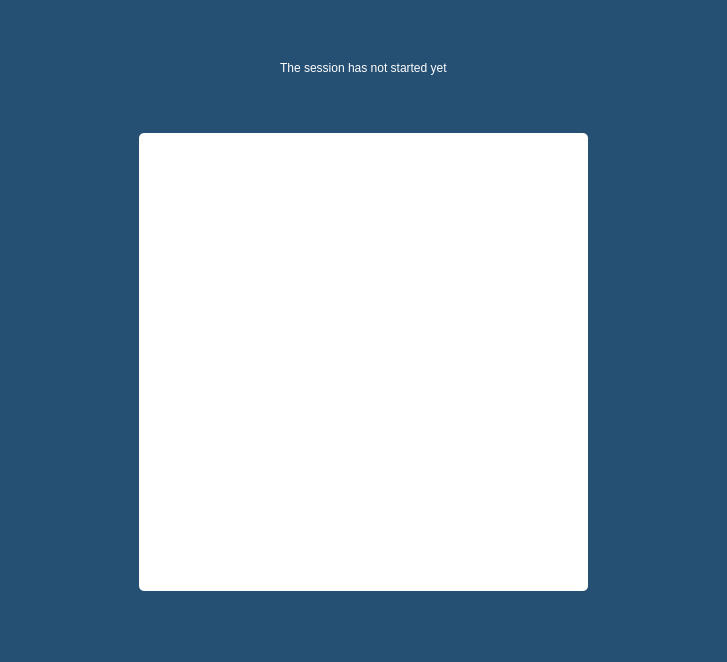
First picture: the form in UI/patient_screen.ui, repository Sherif-2001/BCI-Graduation-Project, before the edit.
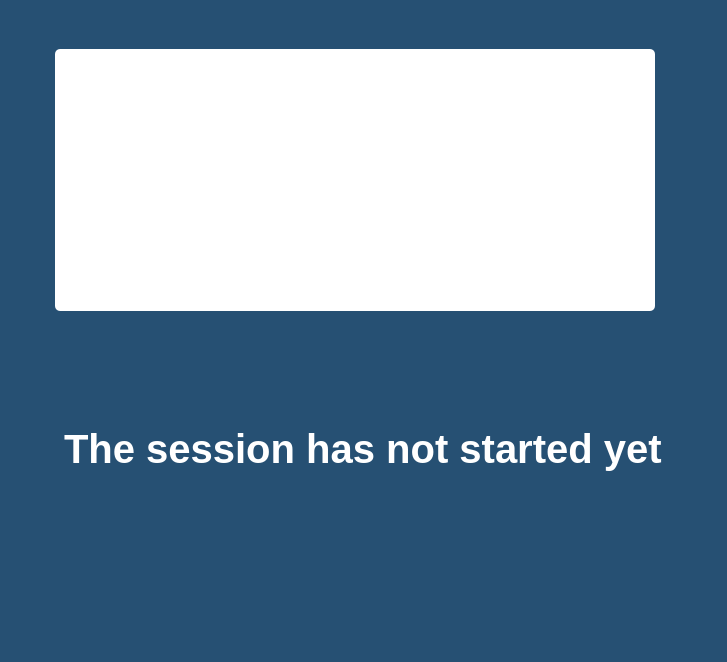
Second picture: the form after the edit.

The edit to the form file:
```diff
--- a/UI/patient_screen.ui
+++ b/UI/patient_screen.ui
@@ -18,41 +18,100 @@
   </property>
   <widget class="QWidget" name="centralwidget">
    <layout class="QGridLayout" name="gridLayout">
-    <item row="0" column="1">
-     <spacer name="verticalSpacer_3">
+    <item row="5" column="1">
+     <spacer name="verticalSpacer">
       <property name="orientation">
        <enum>Qt::Vertical</enum>
       </property>
       <property name="sizeHint" stdset="0">
        <size>
         <width>20</width>
-        <height>40</height>
+        <height>150</height>
+       </size>
+      </property>
+     </spacer>
+    </item>
+    <item row="1" column="2">
+     <spacer name="horizontalSpacer_2">
+      <property name="orientation">
+       <enum>Qt::Horizontal</enum>
+      </property>
+      <property name="sizeHint" stdset="0">
+       <size>
+        <width>500</width>
+        <height>20</height>
+       </size>
+      </property>
+     </spacer>
+    </item>
+    <item row="1" column="0">
+     <spacer name="horizontalSpacer">
+      <property name="orientation">
+       <enum>Qt::Horizontal</enum>
+      </property>
+      <property name="sizeHint" stdset="0">
+       <size>
+        <width>500</width>
+        <height>20</height>
        </size>
       </property>
      </spacer>
     </item>
     <item row="1" column="1">
+     <widget class="QWidget" name="photo_widget" native="true">
+      <property name="sizePolicy">
+       <sizepolicy hsizetype="Expanding" vsizetype="Expanding">
+        <horstretch>1</horstretch>
+        <verstretch>1</verstretch>
+       </sizepolicy>
+      </property>
+      <property name="minimumSize">
+       <size>
+        <width>100</width>
+        <height>100</height>
+       </size>
+      </property>
+      <property name="maximumSize">
+       <size>
+        <width>600</width>
+        <height>300</height>
+       </size>
+      </property>
+      <property name="sizeIncrement">
+       <size>
+        <width>1</width>
+        <height>1</height>
+       </size>
+      </property>
+      <property name="baseSize">
+       <size>
+        <width>0</width>
+        <height>0</height>
+       </size>
+      </property>
+      <property name="styleSheet">
+       <string notr="true">background-color:rgb(255, 255, 255);
+border-radius:5px;</string>
+      </property>
+     </widget>
+    </item>
+    <item row="3" column="1" rowspan="2">
      <widget class="QWidget" name="widget" native="true">
       <property name="styleSheet">
        <string notr="true">qproperty-alignment: AlignCenter;
 text-align:center;</string>
       </property>
       <layout class="QHBoxLayout" name="horizontalLayout_6">
-       <item>
-        <spacer name="horizontalSpacer_17">
-         <property name="orientation">
-          <enum>Qt::Horizontal</enum>
-         </property>
-         <property name="sizeHint" stdset="0">
-          <size>
-           <width>40</width>
-           <height>20</height>
-          </size>
-         </property>
-        </spacer>
-       </item>
        <item>
         <widget class="QLabel" name="grasp_release_label_6">
+         <property name="font">
+          <font>
+           <pointsize>30</pointsize>
+           <italic>false</italic>
+           <bold>true</bold>
+           <strikeout>false</strikeout>
+          </font>
+         </property>
          <property name="styleSheet">
           <string notr="true">qproperty-alignment: AlignCenter;
 text-align:center;
@@ -60,94 +119,41 @@
 color:rgb(255, 255, 255);
 </string>
          </property>
+         <property name="frameShape">
+          <enum>QFrame::NoFrame</enum>
+         </property>
+         <property name="frameShadow">
+          <enum>QFrame::Plain</enum>
+         </property>
+         <property name="lineWidth">
+          <number>3</number>
+         </property>
+         <property name="midLineWidth">
+          <number>0</number>
+         </property>
          <property name="text">
           <string>The session has not started yet</string>
          </property>
         </widget>
        </item>
-       <item>
-        <spacer name="horizontalSpacer_18">
-         <property name="orientation">
-          <enum>Qt::Horizontal</enum>
-         </property>
-         <property name="sizeHint" stdset="0">
-          <size>
-           <width>40</width>
-           <height>20</height>
-          </size>
-         </property>
-        </spacer>
-       </item>
       </layout>
      </widget>
     </item>
     <item row="2" column="1">
-     <spacer name="verticalSpacer">
-      <property name="orientation">
-       <enum>Qt::Vertical</enum>
-      </property>
-      <property name="sizeHint" stdset="0">
-       <size>
-        <width>20</width>
-        <height>40</height>
-       </size>
-      </property>
-     </spacer>
-    </item>
-    <item row="3" column="0">
-     <spacer name="horizontalSpacer">
-      <property name="orientation">
-       <enum>Qt::Horizontal</enum>
-      </property>
-      <property name="sizeHint" stdset="0">
-       <size>
-        <width>130</width>
-        <height>20</height>
-       </size>
-      </property>
-     </spacer>
-    </item>
-    <item row="3" column="1">
-     <widget class="QWidget" name="photo_widget" native="true">
-      <property name="sizePolicy">
-       <sizepolicy hsizetype="Expanding" vsizetype="Expanding">
-        <horstretch>1</horstretch>
-        <verstretch>1</verstretch>
-       </sizepolicy>
-      </property>
-      <property name="minimumSize">
-       <size>
-        <width>352</width>
-        <height>111</height>
-       </size>
-      </property>
-      <property name="sizeIncrement">
-       <size>
-        <width>1</width>
-        <height>1</height>
-       </size>
-      </property>
-      <property name="styleSheet">
-       <string notr="true">background-color:rgb(255, 255, 255);
-border-radius:5px;</string>
-      </property>
-     </widget>
-    </item>
-    <item row="3" column="2">
-     <spacer name="horizontalSpacer_2">
-      <property name="orientation">
-       <enum>Qt::Horizontal</enum>
-      </property>
-      <property name="sizeHint" stdset="0">
-       <size>
-        <width>130</width>
-        <height>20</height>
-       </size>
-      </property>
-     </spacer>
-    </item>
-    <item row="4" column="1">
      <spacer name="verticalSpacer_2">
+      <property name="orientation">
+       <enum>Qt::Vertical</enum>
+      </property>
+      <property name="sizeHint" stdset="0">
+       <size>
+        <width>20</width>
+        <height>100</height>
+       </size>
+      </property>
+     </spacer>
+    </item>
+    <item row="0" column="1">
+     <spacer name="verticalSpacer_3">
       <property name="orientation">
        <enum>Qt::Vertical</enum>
       </property>
```
Left out of the diff: 1 changed line with no effect on the pictures.
